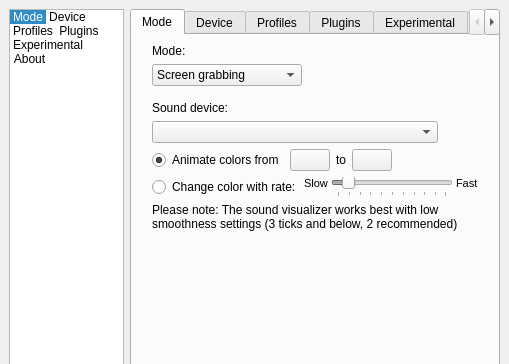
This is Software/src/SettingsWindow.ui in woodenshark/Lightpack as Qt 5 draws it before an edit; both pictures show x 0 to 509 and y 0 to 364 of the 509 by 684 pixel window. The edited form follows.
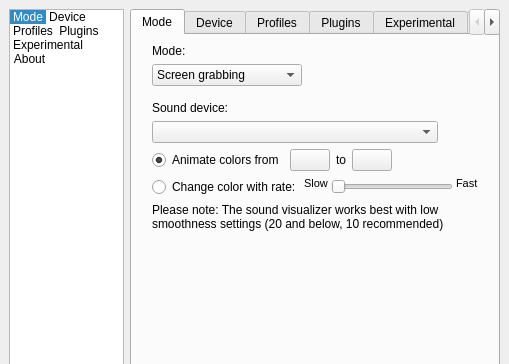
This is the edited form. The open tabs and pages were chosen to show the change. Icons and pictures are not drawn. Custom widgets are drawn as their Qt base class.

Commit message: settings window: reverted soundviz slider modifications due to it being unrelated to the text

The edit to the form file:
```diff
--- a/Software/src/SettingsWindow.ui
+++ b/Software/src/SettingsWindow.ui
@@ -995,18 +995,9 @@
                 <property name="maximum">
                  <number>100</number>
                 </property>
-                <property name="sliderPosition">
-                 <number>10</number>
-                </property>
                 <property name="orientation">
                  <enum>Qt::Horizontal</enum>
                 </property>
-                <property name="tickPosition">
-                 <enum>QSlider::TicksBelow</enum>
-                </property>
-                <property name="tickInterval">
-                 <number>10</number>
-                </property>
                </widget>
               </item>
               <item>
@@ -1032,7 +1023,7 @@
             <item>
              <widget class="QLabel" name="label_7">
               <property name="text">
-               <string>Please note: The sound visualizer works best with low smoothness settings (3 ticks and below, 2 recommended)</string>
+               <string>Please note: The sound visualizer works best with low smoothness settings (20 and below, 10 recommended)</string>
               </property>
               <property name="wordWrap">
                <bool>true</bool>
```
